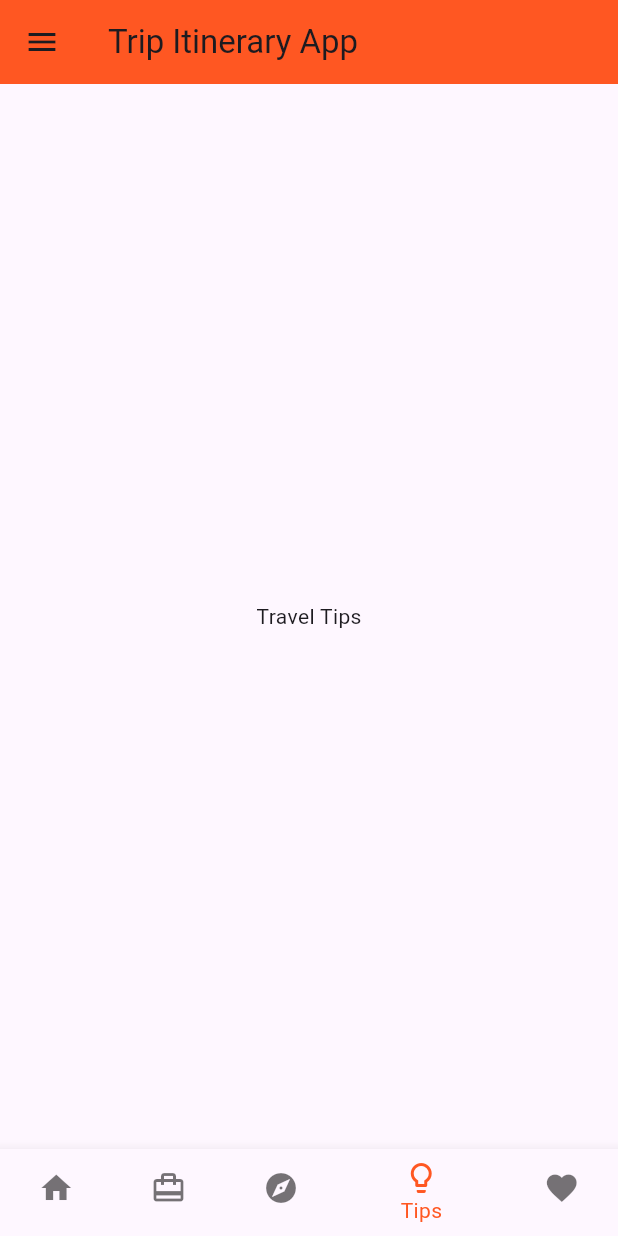
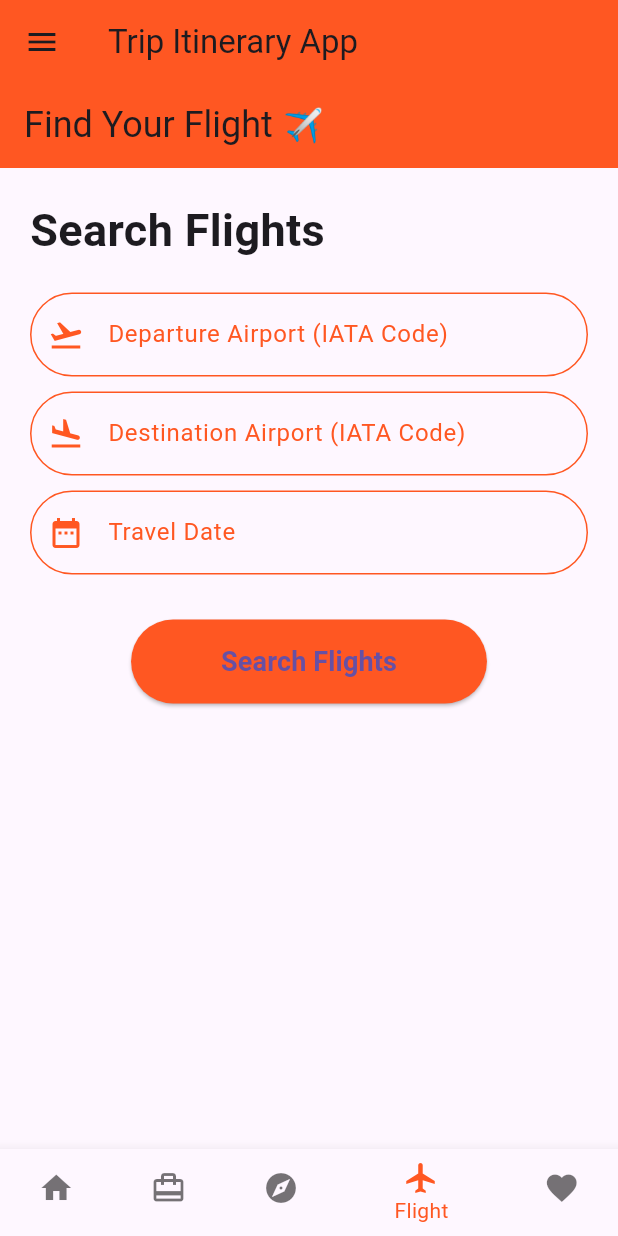
Before and after one commit to deadmoont/Travel, a Flutter app: the screen it shows once a user with an empty profile is signed in, item 4 of the bottom bar chosen, on a phone screen of 412 x 824 dp. Run offline on Flutter 3.47's test engine with Material 3 defaults, Android fonts, the phone set to English and light mode, and no system bars; our stand-ins replace cloud_firestore, firebase_auth, firebase_core, firebase_messaging, firebase_storage, flutter_local_notifications and 5 more; missing offline and left inert: excel; accounts and stored records are empty; Roboto replaces fonts that are missing (Montserrat).

Commit message:
flight and notification

```diff
--- a/lib/main.dart
+++ b/lib/main.dart
@@ -4,13 +4,17 @@ import 'package:flutter/material.dart';
 import 'package:shared_preferences/shared_preferences.dart';
 import 'package:travel/screens/home_screen.dart';
 import 'package:travel/screens/loginscreen.dart';
+import 'api/notif_api.dart';
 import 'firebase_options.dart';
+
+final navigatorkey = GlobalKey<NavigatorState>();
 
 void main() async {
   WidgetsFlutterBinding.ensureInitialized();
   await Firebase.initializeApp(
     // options: DefaultFirebaseOptions.currentPlatform,
   );
+  await FirebaseApi().initNotifications();
   runApp(const MyApp());
 }
 
--- /dev/null
+++ b/lib/screens/flight.dart
@@ -0,0 +1,275 @@
+import 'package:flutter/material.dart';
+import 'package:http/http.dart' as http;
+import 'dart:convert';
+import 'package:intl/intl.dart'; // For Date Formatting
+import 'package:flutter_spinkit/flutter_spinkit.dart'; // For a custom loader animation
+
+class FlightScreen extends StatefulWidget {
+  @override
+  _FlightScreenState createState() => _FlightScreenState();
+}
+
+class _FlightScreenState extends State<FlightScreen> {
+  final TextEditingController _departureController = TextEditingController();
+  final TextEditingController _destinationController = TextEditingController();
+  final TextEditingController _dateController = TextEditingController();
+  List<dynamic> _flights = [];
+  bool _loading = false;
+
+  Future<void> _searchFlights() async {
+    setState(() {
+      _loading = true;
+    });
+
+    String departure = _departureController.text; // User should input IATA code
+    String destination = _destinationController.text; // IATA code
+    String date = _dateController.text; // YYYY-MM-DD
+
+    String apiKey = 'd3fc44ffd02860e828ec366b9b1b548b'; // Your actual API key
+    String apiUrl =
+        'http://api.aviationstack.com/v1/flights?access_key=$apiKey&dep_iata=$departure&arr_iata=$destination&flight_date=$date';
+
+    try {
+      final response = await http.get(Uri.parse(apiUrl));
+
+      if (response.statusCode == 200) {
+        final data = json.decode(response.body);
+        setState(() {
+          // Check if data contains a list of flights
+          _flights = data['data'] ?? [];
+        });
+      } else {
+        _showErrorDialog('Failed to fetch flight data');
+      }
+    } catch (error) {
+      _showErrorDialog('Error occurred while fetching flights: $error');
+    } finally {
+      setState(() {
+        _loading = false;
+      });
+    }
+  }
+
+
+
+  void _showErrorDialog(String message) {
+    showDialog(
+      context: context,
+      builder: (ctx) => AlertDialog(
+        title: Text('Error'),
+        content: Text(message),
+        actions: <Widget>[
+          TextButton(
+            child: Text('Okay'),
+            onPressed: () {
+              Navigator.of(ctx).pop();
+            },
+          ),
+        ],
+      ),
+    );
+  }
+
+  _pickDate(BuildContext context) async {
+    DateTime? picked = await showDatePicker(
+      context: context,
+      initialDate: DateTime.now(),
+      firstDate: DateTime.now(),
+      lastDate: DateTime(2101),
+    );
+    if (picked != null) {
+      setState(() {
+        _dateController.text = DateFormat('yyyy-MM-dd').format(picked);
+      });
+    }
+  }
+
+  @override
+  Widget build(BuildContext context) {
+    return Scaffold(
+      appBar: AppBar(
+        title: Text(
+          'Find Your Flight ✈️',
+          style: TextStyle(fontFamily: 'Montserrat', fontSize: 24),
+        ),
+        backgroundColor: Colors.deepOrange,
+      ),
+      body: SingleChildScrollView(
+        child: Padding(
+          padding: const EdgeInsets.all(20.0),
+          child: Column(
+            crossAxisAlignment: CrossAxisAlignment.start,
+            children: [
+              Text(
+                'Search Flights',
+                style: TextStyle(
+                    fontSize: 30,
+                    fontWeight: FontWeight.bold,
+                    fontFamily: 'Montserrat'),
+              ),
+              SizedBox(height: 20),
+              _buildTextField(
+                  label: 'Departure Airport (IATA Code)',
+                  icon: Icons.flight_takeoff,
+                  controller: _departureController),
+              SizedBox(height: 10),
+              _buildTextField(
+                  label: 'Destination Airport (IATA Code)',
+                  icon: Icons.flight_land,
+                  controller: _destinationController),
+              SizedBox(height: 10),
+              _buildDatePickerField(
+                  label: 'Travel Date', icon: Icons.date_range),
+              SizedBox(height: 30),
+              Center(
+                child: ElevatedButton(
+                  onPressed: _searchFlights,
+                  style: ElevatedButton.styleFrom(
+                    backgroundColor: Colors.deepOrange,
+                    padding: EdgeInsets.symmetric(horizontal: 60, vertical: 15),
+                    shape: RoundedRectangleBorder(
+                      borderRadius: BorderRadius.circular(30),
+                    ),
+                  ),
+                  child: Text(
+                    'Search Flights',
+                    style: TextStyle(fontSize: 18, fontWeight: FontWeight.bold),
+                  ),
+                ),
+              ),
+              SizedBox(height: 30),
+              _loading
+                  ? Center(
+                child: SpinKitFadingCube(
+                  color: Colors.deepOrange,
+                  size: 50.0,
+                ),
+              )
+                  : _flights.isNotEmpty
+                  ? ListView.builder(
+                shrinkWrap: true,
+                physics: NeverScrollableScrollPhysics(),
+                itemCount: _flights.length,
+                itemBuilder: (context, index) {
+                  var flight = _flights[index];
+                  return _buildFlightCard(flight);
+                },
+              )
+                  : SizedBox.shrink(),
+            ],
+          ),
+        ),
+      ),
+    );
+  }
+
+  Widget _buildTextField(
+      {required String label,
+        required IconData icon,
+        required TextEditingController controller}) {
+    return TextField(
+      controller: controller,
+      decoration: InputDecoration(
+        prefixIcon: Icon(icon, color: Colors.deepOrange),
+        labelText: label,
+        labelStyle: TextStyle(color: Colors.deepOrange),
+        focusedBorder: OutlineInputBorder(
+          borderRadius: BorderRadius.circular(30),
+          borderSide: BorderSide(color: Colors.deepOrange, width: 2),
+        ),
+        enabledBorder: OutlineInputBorder(
+          borderRadius: BorderRadius.circular(30),
+          borderSide: BorderSide(color: Colors.deepOrange),
+        ),
+      ),
+    );
+  }
+
+  Widget _buildDatePickerField({required String label, required IconData icon}) {
+    return GestureDetector(
+      onTap: () {
+        _pickDate(context);
+      },
+      child: AbsorbPointer(
+        child: TextField(
+          controller: _dateController,
+          decoration: InputDecoration(
+            prefixIcon: Icon(icon, color: Colors.deepOrange),
+            labelText: label,
+            labelStyle: TextStyle(color: Colors.deepOrange),
+            focusedBorder: OutlineInputBorder(
+              borderRadius: BorderRadius.circular(30),
+              borderSide: BorderSide(color: Colors.deepOrange, width: 2),
+            ),
+            enabledBorder: OutlineInputBorder(
+              borderRadius: BorderRadius.circular(30),
+              borderSide: BorderSide(color: Colors.deepOrange),
+            ),
+          ),
+        ),
+      ),
+    );
+  }
+
+  Widget _buildFlightCard(dynamic flight) {
+    return Card(
+      elevation: 8,
+      margin: EdgeInsets.symmetric(vertical: 10),
+      shape: RoundedRectangleBorder(borderRadius: BorderRadius.circular(20)),
+      child: Padding(
+        padding: const EdgeInsets.all(15.0),
+        child: Column(
+          crossAxisAlignment: CrossAxisAlignment.start,
+          children: [
+            Text(
+              'Flight: ${flight['airline']['name'] ?? 'N/A'} (${flight['airline']['iata'] ?? 'N/A'})',
+              style: TextStyle(
+                  fontWeight: FontWeight.bold,
+                  fontSize: 20,
+                  fontFamily: 'Montserrat'),
+            ),
+            SizedBox(height: 10),
+            Row(
+              mainAxisAlignment: MainAxisAlignment.spaceBetween,
+              children: [
+                _buildFlightDetail(
+                    'From', flight['departure']['airport'], flight['departure']['iata']),
+                _buildFlightDetail(
+                    'To', flight['arrival']['airport'], flight['arrival']['iata']),
+              ],
+            ),
+            SizedBox(height: 10),
+            Text(
+              'Departure: ${flight['departure']['scheduled'] ?? 'N/A'}',
+              style: TextStyle(color: Colors.grey),
+            ),
+            Text(
+              'Arrival: ${flight['arrival']['scheduled'] ?? 'N/A'}',
+              style: TextStyle(color: Colors.grey),
+            ),
+            Text(
+              'Status: ${flight['flight_status'] ?? 'N/A'}',
+              style: TextStyle(color: Colors.blueAccent),
+            ),
+          ],
+        ),
+      ),
+    );
+  }
+
+
+  Widget _buildFlightDetail(String label, String? airport, String? code) {
+    return Column(
+      crossAxisAlignment: CrossAxisAlignment.start,
+      children: [
+        Text(label,
+            style: TextStyle(
+                color: Colors.grey, fontSize: 14, fontFamily: 'Montserrat')),
+        Text(
+          '${airport ?? 'N/A'} (${code ?? 'N/A'})',
+          style: TextStyle(fontWeight: FontWeight.bold, fontSize: 16),
+        ),
+      ],
+    );
+  }
+}
--- a/lib/screens/home_screen.dart
+++ b/lib/screens/home_screen.dart
@@ -10,6 +10,7 @@ import 'package:smooth_page_indicator/smooth_page_indicator.dart';
 import 'package:geolocator/geolocator.dart';
 
 import 'dinning.dart';
+import 'flight.dart';
 import 'hotels.dart';
 import 'nearbyattrac.dart';
 
@@ -58,7 +59,7 @@ class _HomeScreenState extends State<HomeScreen> {
     const HomeSection(),
     TripScreen(), // Your existing TripScreen remains unchanged
     const Text('Explore Destinations'),
-    const Text('Travel Tips'),
+    FlightScreen(),
     FavScreen(),
   ];
 
@@ -157,8 +158,8 @@ class _HomeScreenState extends State<HomeScreen> {
             label: 'Explore',
           ),
           BottomNavigationBarItem(
-            icon: Icon(Icons.lightbulb_outline),
-            label: 'Tips',
+            icon: Icon(Icons.flight),
+            label: 'Flight',
           ),
           BottomNavigationBarItem(
             icon: Icon(Icons.favorite),
```
Also changed, not shown: lib/api/notif_api.dart (added, +111 -0 lines), lib/l10n/app_en.arb (added, +8 -0 lines), lib/l10n/app_es.arb (added, +8 -0 lines), lib/l10n/app_fr.arb (added, +8 -0 lines), lib/screens/language.dart (added, +22 -0 lines), lib/screens/notification.dart (added, +83 -0 lines), lib/screens/trip_plan.dart (+92 -1 lines), pubspec.yaml (+8 -0 lines), pubspec.lock, 2 other files.
